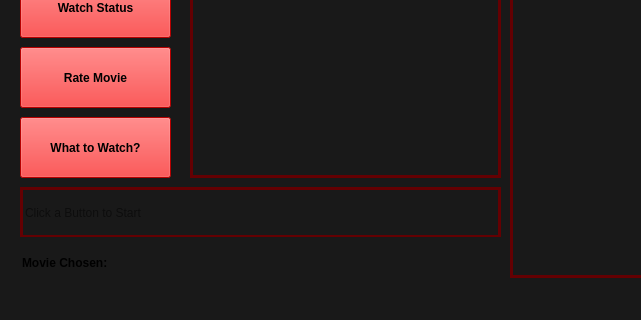
Above: ui/mainwindow.ui from kevTheGecko/Showtime before the change; both pictures show x 0 to 641 and y 122 to 442 of the 960 by 442 pixel window. Below: the same form after it.
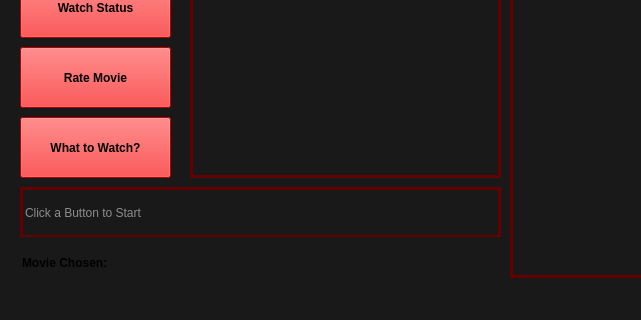
That is the form after the change.

Commit message: Rate and WatchStatus buttons working

```diff
--- a/ui/mainwindow.ui
+++ b/ui/mainwindow.ui
@@ -72,6 +72,7 @@
     </property>
     <property name="styleSheet">
      <string notr="true">border-width: 3px;
+color: rgb(255, 255, 255);
 border-style: solid;
 border-color: rgb(100, 0, 2);
 </string>
```
Left out of the diff: 6 changed lines with no effect on the pictures. The commit also changes 2 other files.
